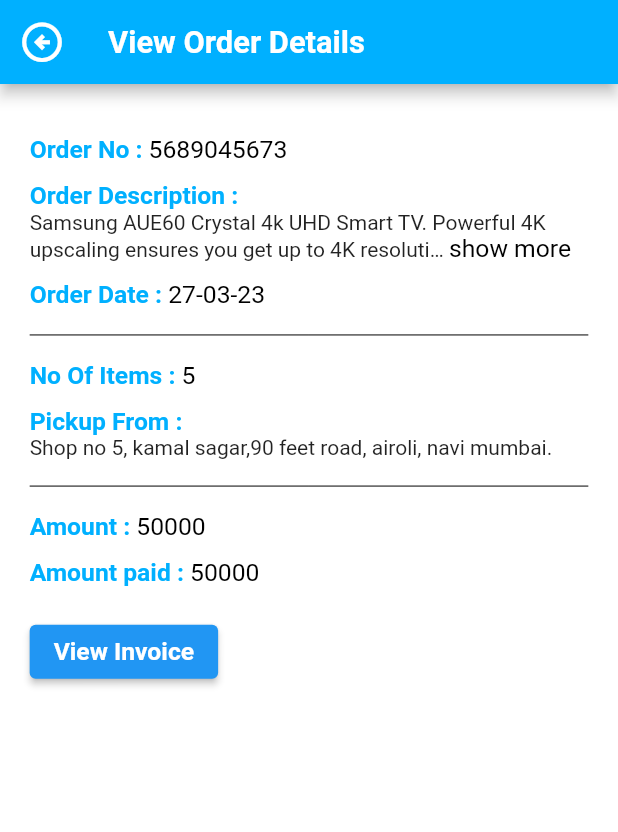
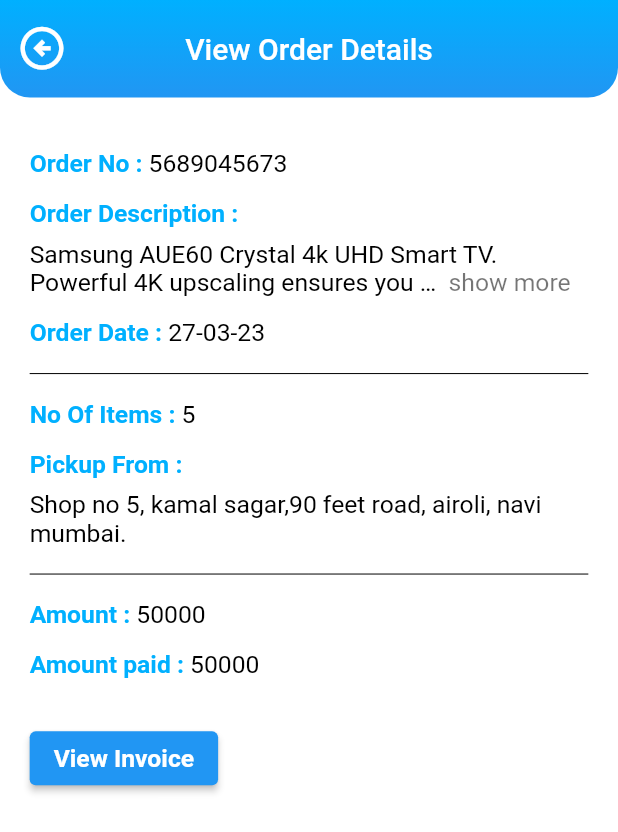
Before and after one commit to rupal-tripund/shipping_app, a Flutter app: the GetOrderDetails screen opened directly, on a phone screen of 412 x 824 dp. Shown: the top 832 px of the screen. Run offline on Flutter 3.47's test engine with Material 2 defaults, Android fonts, the phone set to English and light mode, and no system bars; drawn by our look-alikes of readmore; our stand-ins replace carousel_pro_nullsafety, dropdown_search, email_validator, file_picker, get, google_fonts and 4 more; missing offline and left inert: syncfusion_flutter_pdf.

Commit message:
changed appbar style for view order and track order

```diff
--- a/lib/screens/new_order_screen.dart
+++ b/lib/screens/new_order_screen.dart
@@ -75,11 +75,9 @@
           state: _activeStepIndex <= 0 ? StepState.editing : StepState.complete,
           isActive: _activeStepIndex >= 0,
           title: const Text('New Order'),
-          content: SingleChildScrollView(
-            child: Container(
+          content: Container(
             height: MediaQuery.of(context).size.height*0.55,
             width:MediaQuery.of(context).size.height*0.85,
-              child: SingleChildScrollView(
             child: Column(
               mainAxisAlignment: MainAxisAlignment.start,
               children: [
@@ -175,8 +173,6 @@
                   ),
                 ),
               ],
-                ),
-              ),
             ),
           ),
         ),
--- a/lib/screens/order/view_order_detail.dart
+++ b/lib/screens/order/view_order_detail.dart
@@ -28,10 +28,12 @@
   Widget build(BuildContext context) {
     return Scaffold(
       appBar: AppBar(
-        backgroundColor: Style.blueAccentPageBackgroundColor,
+        toolbarHeight: 65,
+        elevation: 0.0,
+        backgroundColor: Colors.transparent,
         leading: IconButton(
           icon: Icon(Icons.arrow_circle_left_outlined),
-          iconSize: Style.sizeIcon / 1.3,
+          iconSize: Style.sizeIcon / 1.2,
           onPressed: () {
             Navigator.pop(context,
                 MaterialPageRoute(
@@ -43,9 +45,18 @@
         title: Text(
           'View Order Details',
           style: TextStyle(
-            fontSize: Style.sizeButtonText,
-            fontWeight: FontWeight.bold,
             color: Style.textColorDark,
+          ),
+        ),
+        centerTitle: true,
+        flexibleSpace: Container(
+          decoration: BoxDecoration(
+            borderRadius: BorderRadius.only(bottomLeft: Radius.circular(20), bottomRight: Radius.circular(20)),
+            gradient: LinearGradient(
+              colors: [Colors.blue, Style.blueAccentPageBackgroundColor],
+              begin: Alignment.bottomCenter,
+              end: Alignment.topCenter,
+            ),
           ),
         ),
       ),
@@ -82,7 +93,7 @@
                 ],
               ),
               SizedBox(
-                height: Style.paddingHeight / 2.5,
+                height: Style.paddingHeight / 2,
               ),
               Text.rich(
                 TextSpan(
@@ -96,23 +107,32 @@
                       ),
                     ),
                     WidgetSpan(
-                      child: ReadMoreText(
+                      child: Column(
+                        children: <Widget>[
+                          SizedBox(
+                            height: Style.paddingHeight / 3.5,
+                          ),
+                          ReadMoreText(
                             'Samsung AUE60 Crystal 4k UHD Smart TV. Powerful 4K upscaling ensures you get up to 4K resolution for the content you love. You will also experience more lifelike color expressions due to its sophisticated color mapping technology. ',
                             trimLines: 2,
+                            colorClickableText: Style.textColorGrey,
                             trimMode: TrimMode.Line,
-                        trimCollapsedText: 'show more',
-                        trimExpandedText: 'show less',
-                        moreStyle: TextStyle(
+                            trimCollapsedText: ' show more',
+                            trimExpandedText: ' show less',
+                            style: TextStyle(
                               fontSize: Style.sizeSubTitle,
                               fontWeight: FontWeight.w400,
-                            color: Style.textColorLight),
+                              color: Style.textColorLight,
+                            ),
+                          ),
+                        ],
                       ),
                     ),
                   ],
                 ),
               ),
               SizedBox(
-                height: Style.paddingHeight / 2.5,
+                height: Style.paddingHeight / 2,
               ),
               Row(
                 children: <Widget>[
@@ -164,7 +184,7 @@
                 ],
               ),
               SizedBox(
-                height: Style.paddingHeight / 2.5,
+                height: Style.paddingHeight / 2,
               ),
               Text.rich(
                 TextSpan(
@@ -178,16 +198,24 @@
                       ),
                     ),
                     WidgetSpan(
-                      child: ReadMoreText(
+                      child: Column(
+                        children: <Widget>[
+                          SizedBox(
+                            height: Style.paddingHeight / 3.5,
+                          ),
+                          ReadMoreText(
                             'Shop no 5, kamal sagar,90 feet road, airoli, navi mumbai.',
                             trimLines: 2,
                             trimMode: TrimMode.Line,
+                            colorClickableText: Style.textColorGrey,
                             trimCollapsedText: 'show more',
                             trimExpandedText: 'show less',
-                        moreStyle: TextStyle(
+                            style: TextStyle(
                                 fontSize: Style.sizeSubTitle,
                                 fontWeight: FontWeight.w400,
                                 color: Style.textColorLight),
+                          ),
+                        ],
                       ),
                     ),
                   ],
@@ -223,7 +251,7 @@
                 ],
               ),
               SizedBox(
-                height: Style.paddingHeight / 2.5,
+                height: Style.paddingHeight / 2,
               ),
               Row(
                 children: <Widget>[
@@ -246,10 +274,7 @@
                 ],
               ),
               SizedBox(
-                height: Style.paddingHeight / 3,
-              ),
-              SizedBox(
-                height: Style.paddingHeight / 3,
+                height: Style.paddingHeight,
               ),
               Row(
                 crossAxisAlignment: CrossAxisAlignment.start,
```
Also changed, not shown: lib/screens/order/tracker.dart (+21 -5 lines). Lines whose indentation alone changed are shown as unchanged.
